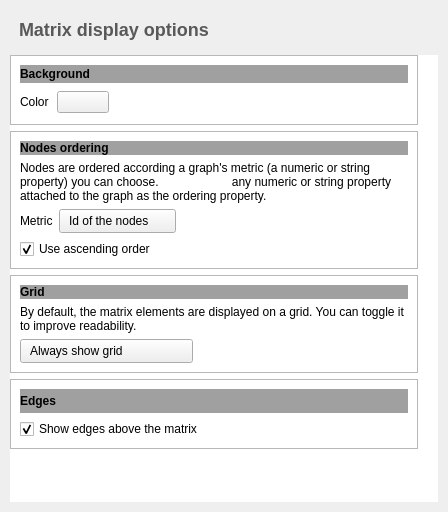
Above: plugins/view/MatrixView/MatrixViewConfigurationWidget.ui from jalamao/tulip-1 before the change. Below: the same form after it.
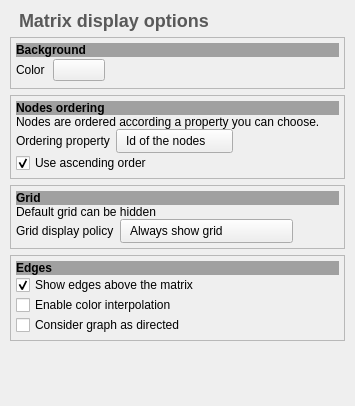
That is the form after the change. Icons and pictures are not drawn. Custom widgets are drawn as their Qt base class.

Commit message: fixes for sf bug #794: the matrix display can now consider a graph as directed, label position is top for column nodes and left for row nodes, column and row nodes are now both selected, add edge color interpolation

```diff
--- a/plugins/view/MatrixView/MatrixViewConfigurationWidget.ui
+++ b/plugins/view/MatrixView/MatrixViewConfigurationWidget.ui
@@ -6,8 +6,8 @@
    <rect>
     <x>0</x>
     <y>0</y>
-    <width>448</width>
-    <height>512</height>
+    <width>355</width>
+    <height>406</height>
    </rect>
   </property>
   <property name="sizePolicy">
@@ -93,6 +93,15 @@
       </sizepolicy>
      </property>
      <layout class="QHBoxLayout" name="horizontalLayout">
+      <property name="spacing">
+       <number>6</number>
+      </property>
+      <property name="topMargin">
+       <number>0</number>
+      </property>
+      <property name="bottomMargin">
+       <number>0</number>
+      </property>
       <item>
        <widget class="QLabel" name="title">
         <property name="sizePolicy">
@@ -114,48 +123,8 @@
     </widget>
    </item>
    <item>
-    <widget class="QScrollArea" name="scrollArea">
-     <property name="sizePolicy">
-      <sizepolicy hsizetype="Preferred" vsizetype="Preferred">
-       <horstretch>0</horstretch>
-       <verstretch>0</verstretch>
-      </sizepolicy>
-     </property>
-     <property name="frameShape">
-      <enum>QFrame::NoFrame</enum>
-     </property>
-     <property name="horizontalScrollBarPolicy">
-      <enum>Qt::ScrollBarAsNeeded</enum>
-     </property>
-     <property name="widgetResizable">
-      <bool>true</bool>
-     </property>
-     <widget class="QWidget" name="scrollAreaWidgetContents">
-      <property name="geometry">
-       <rect>
-        <x>0</x>
-        <y>0</y>
-        <width>428</width>
-        <height>431</height>
-       </rect>
-      </property>
-      <property name="sizePolicy">
-       <sizepolicy hsizetype="Preferred" vsizetype="Fixed">
-        <horstretch>0</horstretch>
-        <verstretch>0</verstretch>
-       </sizepolicy>
-      </property>
       <layout class="QVBoxLayout" name="verticalLayout_2">
-       <property name="leftMargin">
-        <number>0</number>
-       </property>
-       <property name="topMargin">
-        <number>0</number>
-       </property>
-       <property name="rightMargin">
-        <number>20</number>
-       </property>
-       <property name="bottomMargin">
+     <property name="margin">
         <number>0</number>
        </property>
        <item>
@@ -167,6 +136,12 @@
           <enum>QFrame::Raised</enum>
          </property>
          <layout class="QVBoxLayout" name="verticalLayout_5">
+        <property name="spacing">
+         <number>0</number>
+        </property>
+        <property name="margin">
+         <number>5</number>
+        </property>
           <item>
            <widget class="QLabel" name="label_2">
             <property name="sizePolicy">
@@ -253,6 +228,12 @@
           <enum>QFrame::Raised</enum>
          </property>
          <layout class="QVBoxLayout" name="verticalLayout_3">
+        <property name="spacing">
+         <number>0</number>
+        </property>
+        <property name="margin">
+         <number>5</number>
+        </property>
           <item>
            <widget class="QLabel" name="nodesOrderingLabel">
             <property name="sizePolicy">
@@ -285,7 +266,7 @@
              </sizepolicy>
             </property>
             <property name="text">
-             <string>Nodes are ordered according a graph's metric (a numeric or string property) you can choose.                      any numeric or string property attached to the graph as the ordering property.</string>
+           <string>Nodes are ordered according a property you can choose.</string>
             </property>
             <property name="wordWrap">
              <bool>true</bool>
@@ -307,7 +288,7 @@
              <item>
               <widget class="QLabel" name="label">
                <property name="text">
-                <string>Metric</string>
+              <string>Ordering property</string>
                </property>
               </widget>
              </item>
@@ -373,6 +354,12 @@
           <enum>QFrame::Raised</enum>
          </property>
          <layout class="QVBoxLayout" name="verticalLayout_4">
+        <property name="spacing">
+         <number>0</number>
+        </property>
+        <property name="margin">
+         <number>5</number>
+        </property>
           <item>
            <widget class="QLabel" name="nodesOrderingLabel_2">
             <property name="sizePolicy">
@@ -405,7 +392,7 @@
              </sizepolicy>
             </property>
             <property name="text">
-             <string>By default, the matrix elements are displayed on a grid. You can toggle it to improve readability.</string>
+           <string>Default grid can be hidden</string>
             </property>
             <property name="wordWrap">
              <bool>true</bool>
@@ -424,6 +411,13 @@
              <property name="margin">
               <number>0</number>
              </property>
+           <item>
+            <widget class="QLabel" name="label_8">
+             <property name="text">
+              <string>Grid display policy</string>
+             </property>
+            </widget>
+           </item>
              <item>
               <widget class="QComboBox" name="gridDisplayCombo">
                <property name="currentIndex">
@@ -474,6 +468,12 @@
           <enum>QFrame::Raised</enum>
          </property>
          <layout class="QVBoxLayout" name="verticalLayout_6">
+        <property name="spacing">
+         <number>0</number>
+        </property>
+        <property name="margin">
+         <number>5</number>
+        </property>
           <item>
            <widget class="QLabel" name="label_5">
             <property name="font">
@@ -507,12 +507,46 @@
             </property>
            </widget>
           </item>
-         </layout>
-        </widget>
-       </item>
-      </layout>
-     </widget>
-    </widget>
+        <item>
+         <widget class="QCheckBox" name="enableColorInterpolationCBox">
+          <property name="text">
+           <string>Enable color interpolation</string>
+          </property>
+         </widget>
+        </item>
+        <item>
+         <widget class="QCheckBox" name="orientedCBox">
+          <property name="sizePolicy">
+           <sizepolicy hsizetype="Preferred" vsizetype="Fixed">
+            <horstretch>0</horstretch>
+            <verstretch>0</verstretch>
+           </sizepolicy>
+          </property>
+          <property name="text">
+           <string>Consider graph as directed</string>
+          </property>
+          <property name="checked">
+           <bool>false</bool>
+          </property>
+         </widget>
+        </item>
+       </layout>
+      </widget>
+     </item>
+    </layout>
+   </item>
+   <item>
+    <spacer name="verticalSpacer">
+     <property name="orientation">
+      <enum>Qt::Vertical</enum>
+     </property>
+     <property name="sizeHint" stdset="0">
+      <size>
+       <width>20</width>
+       <height>40</height>
+      </size>
+     </property>
+    </spacer>
    </item>
   </layout>
  </widget>
```
Lines whose indentation alone changed are shown as unchanged. The commit also changes 5 other files.
